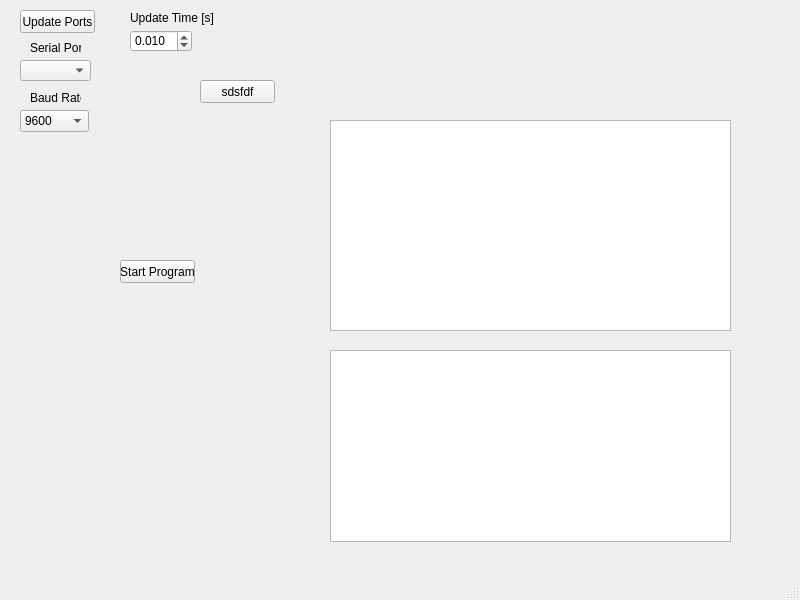
This is UI.ui in bernardo-torres/UIMedicao as Qt 5 draws it before an edit. The edited form follows.
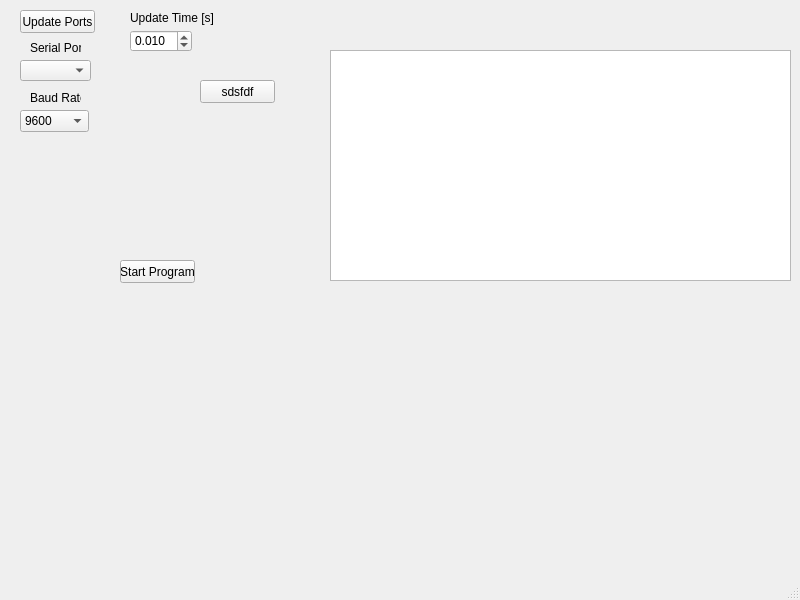
This is the edited form. Custom widgets are drawn as their Qt base class.

The edit to the form file:
```diff
--- a/UI.ui
+++ b/UI.ui
@@ -27,26 +27,6 @@
      <string>sdsfdf</string>
     </property>
    </widget>
-   <widget class="QGraphicsView" name="graphicsView">
-    <property name="geometry">
-     <rect>
-      <x>330</x>
-      <y>120</y>
-      <width>401</width>
-      <height>211</height>
-     </rect>
-    </property>
-   </widget>
-   <widget class="QGraphicsView" name="graphicsView_2">
-    <property name="geometry">
-     <rect>
-      <x>330</x>
-      <y>350</y>
-      <width>401</width>
-      <height>192</height>
-     </rect>
-    </property>
-   </widget>
    <widget class="QComboBox" name="comboBox_SerialPorts">
     <property name="geometry">
      <rect>
@@ -158,6 +138,16 @@
      <double>0.010000000000000</double>
     </property>
    </widget>
+   <widget class="PlotWidget" name="graphicsView">
+    <property name="geometry">
+     <rect>
+      <x>330</x>
+      <y>50</y>
+      <width>461</width>
+      <height>231</height>
+     </rect>
+    </property>
+   </widget>
   </widget>
   <widget class="QMenuBar" name="menubar">
    <property name="geometry">
@@ -171,6 +161,13 @@
   </widget>
   <widget class="QStatusBar" name="statusbar"/>
  </widget>
+ <customwidgets>
+  <customwidget>
+   <class>PlotWidget</class>
+   <extends>QGraphicsView</extends>
+   <header>plotwidget.h</header>
+  </customwidget>
+ </customwidgets>
  <resources/>
  <connections/>
 </ui>
```
